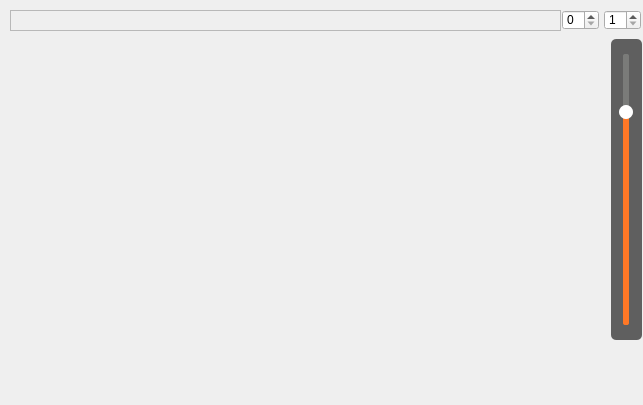
This is Tools/INimage3D/vtkcolorgradient.ui in zyq1569/HealthApp as Qt 5 draws it before an edit. The edited form follows.
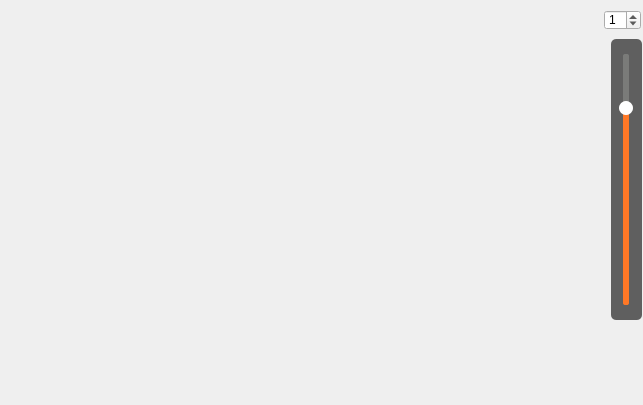
This is the edited form.

Commit message: fine-tune

```diff
--- a/Tools/INimage3D/vtkcolorgradient.ui
+++ b/Tools/INimage3D/vtkcolorgradient.ui
@@ -20,7 +20,7 @@
    <property name="geometry">
     <rect>
      <x>0</x>
-     <y>35</y>
+     <y>11</y>
      <width>601</width>
      <height>308</height>
     </rect>
@@ -30,57 +30,12 @@
    <property name="geometry">
     <rect>
      <x>0</x>
-     <y>343</y>
+     <y>319</y>
      <width>601</width>
      <height>55</height>
     </rect>
    </property>
   </widget>
-  <widget class="QScrollArea" name="m_scolloffset">
-   <property name="geometry">
-    <rect>
-     <x>10</x>
-     <y>10</y>
-     <width>551</width>
-     <height>21</height>
-    </rect>
-   </property>
-   <property name="widgetResizable">
-    <bool>true</bool>
-   </property>
-   <widget class="QWidget" name="scrollAreaWidgetContents_4">
-    <property name="geometry">
-     <rect>
-      <x>0</x>
-      <y>0</y>
-      <width>549</width>
-      <height>19</height>
-     </rect>
-    </property>
-   </widget>
-  </widget>
-  <widget class="QSpinBox" name="m_offset">
-   <property name="geometry">
-    <rect>
-     <x>562</x>
-     <y>10</y>
-     <width>37</width>
-     <height>20</height>
-    </rect>
-   </property>
-   <property name="minimumSize">
-    <size>
-     <width>37</width>
-     <height>20</height>
-    </size>
-   </property>
-   <property name="maximumSize">
-    <size>
-     <width>37</width>
-     <height>20</height>
-    </size>
-   </property>
-  </widget>
   <widget class="QSpinBox" name="m_setslope">
    <property name="geometry">
     <rect>
@@ -106,7 +61,7 @@
     <string notr="true"/>
    </property>
    <property name="minimum">
-    <number>1</number>
+    <number>0</number>
    </property>
    <property name="maximum">
     <number>100</number>
@@ -121,7 +76,7 @@
      <x>611</x>
      <y>39</y>
      <width>31</width>
-     <height>301</height>
+     <height>281</height>
     </rect>
    </property>
    <property name="styleSheet">
```
Left out of the diff: 2 changed lines with no effect on the pictures. The commit also changes 1 other file.
